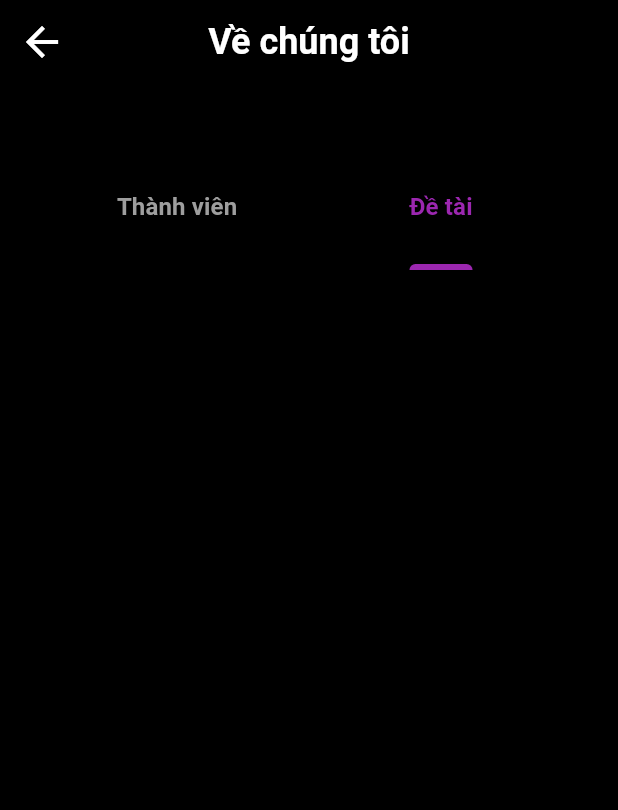
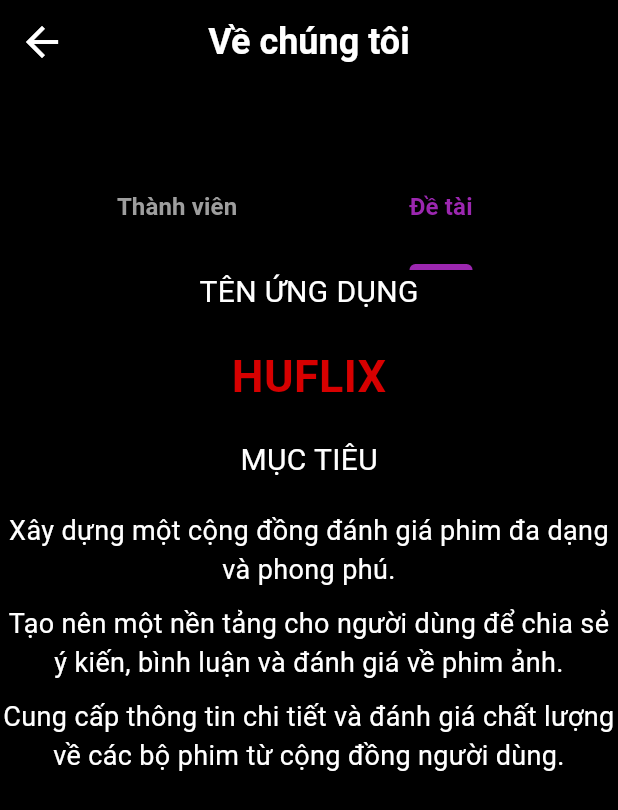
Before and after one commit to DuyThong25/HUFLIX-Movie-App, a Flutter app: the AboutUs screen opened directly, tab 2 chosen, on a phone screen of 412 x 824 dp. Shown: the top 810 px of the screen. Run offline on Flutter 3.47's test engine with Material 3 defaults, Android fonts, the phone set to English and light mode, and no system bars; our stand-ins replace animated_splash_screen, blur, carousel_slider, cloud_firestore, firebase_auth, firebase_core and 6 more; accounts and stored records are empty.

Commit message:
Update about-project info

```diff
--- a/huflix_movie_app/lib/views/drawer/about/about.dart
+++ b/huflix_movie_app/lib/views/drawer/about/about.dart
@@ -1,7 +1,6 @@
+import 'package:carousel_slider/carousel_slider.dart';
 import 'package:flutter/material.dart';
 import 'package:huflix_movie_app/models/staff.dart';
-import 'package:huflix_movie_app/views/drawer/movie_drawer.dart';
-import 'package:carousel_slider/carousel_slider.dart';
 
 class AboutUs extends StatefulWidget {
   const AboutUs({super.key});
@@ -12,11 +11,31 @@
 
 class _AboutUsState extends State<AboutUs> {
   List<Staff> listMember = [
-    Staff(id: "20DH111098", name: "Nguyễn Anh Thành",img: "assets/member/thanh.jpg", position: "Developer" ),
-    Staff(id: "20DH111947", name: "Nguyễn Anh Duy",img: "assets/member/duy.jpg", position: "Developer" ),
-    Staff(id: "20DH111195", name: "Đặng Duy Thông",img: "assets/member/duythong.jpg", position: "Developer" ),
-    Staff(id: "20DH111890", name: "Đinh Hoàng Minh Thuận",img: "assets/member/thuan.jpg", position: "Developer" ),
-    Staff(id: "20DH111918", name: "Nguyễn Hồng Ân",img: "assets/member/an.jpg", position: "Developer" ),
+    Staff(
+        id: "20DH111098",
+        name: "Nguyễn Anh Thành",
+        img: "assets/member/thanh.jpg",
+        position: "Developer"),
+    Staff(
+        id: "20DH111947",
+        name: "Nguyễn Anh Duy",
+        img: "assets/member/duy.jpg",
+        position: "Developer"),
+    Staff(
+        id: "20DH111195",
+        name: "Đặng Duy Thông",
+        img: "assets/member/duythong.jpg",
+        position: "Developer"),
+    Staff(
+        id: "20DH111890",
+        name: "Đinh Hoàng Minh Thuận",
+        img: "assets/member/thuan.jpg",
+        position: "Developer"),
+    Staff(
+        id: "20DH111918",
+        name: "Nguyễn Hồng Ân",
+        img: "assets/member/an.jpg",
+        position: "Developer"),
   ];
   @override
   Widget build(BuildContext context) {
@@ -30,11 +49,7 @@
                 fontWeight: FontWeight.bold,
                 fontSize: 24,
                 color: Color.fromARGB(255, 255, 255, 255))),
-        iconTheme: IconThemeData(
-          color: Colors.white,
-          size: 32
-
-        ),
+        iconTheme: IconThemeData(color: Colors.white, size: 32),
         centerTitle: true,
       ),
       // drawer: const MyDrawer(),
@@ -42,7 +57,9 @@
         length: 2,
         child: Column(
           children: <Widget>[
-            const SizedBox(height: 100,),
+            const SizedBox(
+              height: 100,
+            ),
             // Title of Tab
             Container(
               height: 80,
@@ -72,13 +89,13 @@
               child: TabBarView(
                 children: [
                   CarouselSlider(
-                    options:  CarouselOptions(
+                    options: CarouselOptions(
                       autoPlay: true,
                       height: 500,
                       disableCenter: false,
                       enlargeCenterPage: true,
-                    viewportFraction: 0.8,),
-
+                      viewportFraction: 0.8,
+                    ),
                     items: listMember.map((member) {
                       return Padding(
                         padding: const EdgeInsets.all(8.0),
@@ -90,22 +107,86 @@
                             children: [
                               ClipRRect(
                                 borderRadius: BorderRadius.circular(26),
-                              child: Image.asset(member.img!, fit: BoxFit.cover, height: 320, width: 400,),
+                                child: Image.asset(
+                                  member.img!,
+                                  fit: BoxFit.cover,
+                                  height: 320,
+                                  width: 400,
                                 ),
-                            const SizedBox(height: 12,),
-                            Text(member.name!,style: TextStyle(color: Colors.white, fontSize: 18),),
-                            Text(member.id!,style: TextStyle(color: Colors.white, fontSize: 18),),
-                            Text(member.position!,style: TextStyle(color: Colors.white, fontSize: 18),),
-
+                              ),
+                              const SizedBox(
+                                height: 12,
+                              ),
+                              Text(
+                                member.name!,
+                                style: const TextStyle(
+                                    color: Colors.white, fontSize: 18),
+                              ),
+                              Text(
+                                member.id!,
+                                style: const TextStyle(
+                                    color: Colors.white, fontSize: 18),
+                              ),
+                              Text(
+                                member.position!,
+                                style: const TextStyle(
+                                    color: Colors.white, fontSize: 18),
+                              ),
                             ],
                           ),
-
                         ),
                       );
                     }).toList(),
                   ),
+                  const Column(
+                    // Add your Column content here
+                    children: [
+                      Text("TÊN ỨNG DỤNG",
+                          style: TextStyle(color: Colors.white, fontSize: 20)),
+                      SizedBox(
+                        height: 20,
+                      ),
+                      Text("HUFLIX",
+                          style: TextStyle(
+                              color: Color.fromARGB(255, 215, 0, 0),
+                              fontSize: 30,
+                              fontWeight: FontWeight.bold)),
+                      SizedBox(
+                        height: 20,
+                      ),
+                      Text("MỤC TIÊU",
+                          style: TextStyle(color: Colors.white, fontSize: 20)),
+                      SizedBox(
+                        height: 20,
+                      ),
                       Column(
-                    // Add your Column content here
+                        mainAxisAlignment: MainAxisAlignment.center,
+                        children: [
+                          Text(
+                            "Xây dựng một cộng đồng đánh giá phim đa dạng và phong phú.",
+                            style: TextStyle(color: Colors.white, fontSize: 18),
+                            textAlign: TextAlign.center,
+                          ),
+                          SizedBox(
+                            height: 10,
+                          ),
+                          Text(
+                              "Tạo nên một nền tảng cho người dùng để chia sẻ ý kiến, bình luận và đánh giá về phim ảnh.",
+                              style: TextStyle(color: Colors.white, fontSize: 18),
+                            textAlign: TextAlign.center,),
+                          SizedBox(
+                            height: 10,
+                          ),
+                          Text(
+                              "Cung cấp thông tin chi tiết và đánh giá chất lượng về các bộ phim từ cộng đồng người dùng.",
+                              style: TextStyle(color: Colors.white, fontSize: 18),
+                            textAlign: TextAlign.center,),
+                          SizedBox(
+                            height: 10,
+                          ),
+                        ],
+                      )
+                    ],
                   ),
                 ],
               ),
```
Lines whose indentation alone changed are shown as unchanged.
